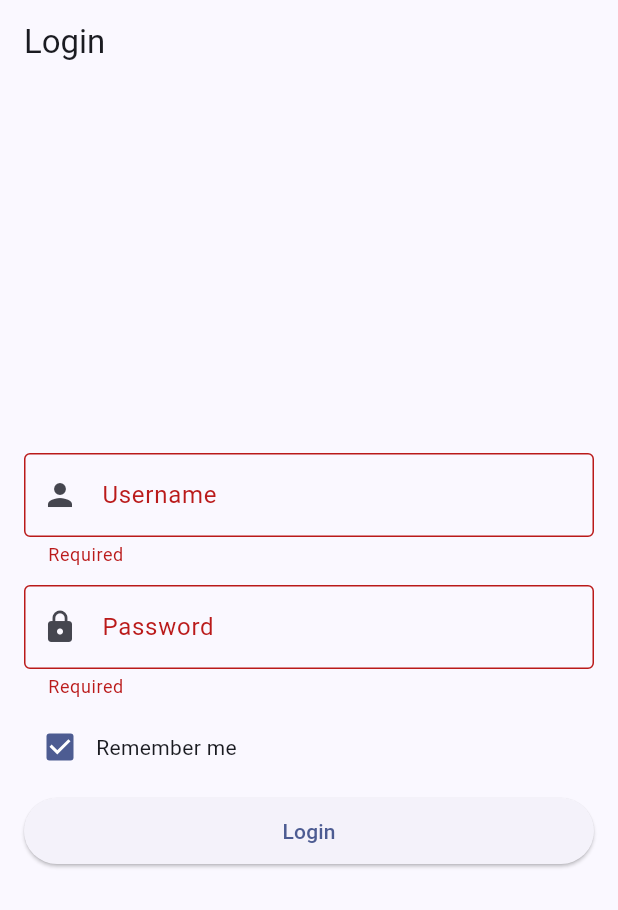
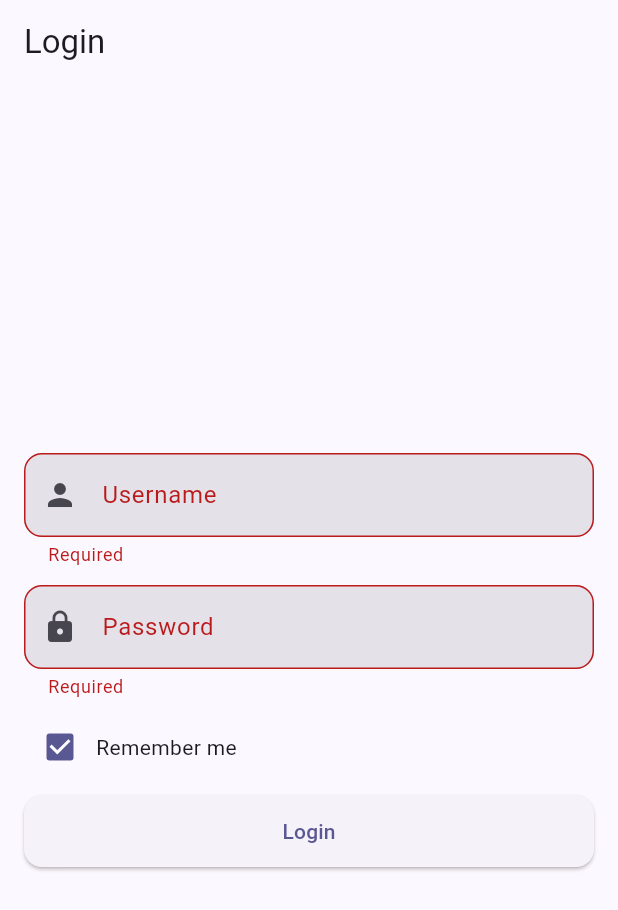
Before and after one commit to saadyousafmalhi/flutter, a Flutter app: the screen it shows after launch, after a tap on "Login", on a phone screen of 412 x 824 dp. Shown: the top 910 px of the screen. Run offline on Flutter 3.47's test engine with Material 3 defaults, Android fonts, the phone set to English and light mode, and no system bars; our stand-ins replace shared_preferences; network calls fail.

Commit message:
ch17: Material 3 theming + ThemeProvider (light/dark/system) + widget polish

```diff
--- a/lib/app/app_theme.dart
+++ b/lib/app/app_theme.dart
@@ -1,10 +1,40 @@
 import 'package:flutter/material.dart';
 
-ThemeData appTheme() => ThemeData(
-  useMaterial3: true,
-  colorScheme: ColorScheme.fromSeed(seedColor: const Color(0xFF3366FF)),
-  inputDecorationTheme: const InputDecorationTheme(border: OutlineInputBorder()),
-  elevatedButtonTheme: ElevatedButtonThemeData(
-    style: ElevatedButton.styleFrom(minimumSize: const Size.fromHeight(44)),
-  ),
-);
+ThemeData _baseTheme(Color seed, Brightness brightness) {
+  final scheme = ColorScheme.fromSeed(seedColor: seed, brightness: brightness);
+
+  return ThemeData(
+    useMaterial3: true,
+    colorScheme: scheme,
+    appBarTheme: AppBarTheme(
+      backgroundColor: scheme.surface,
+      foregroundColor: scheme.onSurface,
+      elevation: 0,
+    ),
+    inputDecorationTheme: InputDecorationTheme(
+      border: OutlineInputBorder(borderRadius: BorderRadius.circular(12)),
+      focusedBorder: OutlineInputBorder(
+        borderSide: BorderSide(color: scheme.primary, width: 2),
+        borderRadius: BorderRadius.circular(12),
+      ),
+      filled: true,
+      fillColor: scheme.surfaceContainerHighest,
+    ),
+    elevatedButtonTheme: ElevatedButtonThemeData(
+      style: ElevatedButton.styleFrom(
+        minimumSize: const Size.fromHeight(48),
+        shape: RoundedRectangleBorder(borderRadius: BorderRadius.circular(12)),
+      ),
+    ),
+    cardTheme: CardThemeData(
+      elevation: 0,
+      color: scheme.surface,
+      shape: RoundedRectangleBorder(borderRadius: BorderRadius.circular(16)),
+    ),
+  );
+}
+
+ThemeData appTheme({Color seed = const Color(0xFF4F46E5)}) =>
+    _baseTheme(seed, Brightness.light);
+ThemeData appDarkTheme({Color seed = const Color(0xFF4F46E5)}) =>
+    _baseTheme(seed, Brightness.dark);
--- a/lib/app/navigation/tabs.dart
+++ b/lib/app/navigation/tabs.dart
@@ -2,7 +2,11 @@
 import 'package:flutter/material.dart';
 import 'package:provider/provider.dart';
 
+// Providers
 import '../../providers/auth_provider.dart';
+import '../../providers/theme_provider.dart';
+
+// Screens
 import '../../screens/dashboard_screen.dart';
 import '../../screens/post_list_screen.dart';
 import '../../screens/user_list_screen.dart';
@@ -49,6 +53,20 @@ class _HomeTabsState extends State<HomeTabs> {
         appBar: AppBar(
           title: Text('Home${userId != null ? " — $userId" : ""}'),
           actions: [
+            PopupMenuButton<String>(
+              tooltip: 'Theme',
+              onSelected: (v) {
+                final tp = context.read<ThemeProvider>();
+                if (v == 'light') tp.set(ThemeMode.light);
+                if (v == 'dark') tp.set(ThemeMode.dark);
+                if (v == 'system') tp.set(ThemeMode.system);
+              },
+              itemBuilder: (_) => const [
+                PopupMenuItem(value: 'light', child: Text('Light')),
+                PopupMenuItem(value: 'dark', child: Text('Dark')),
+                PopupMenuItem(value: 'system', child: Text('System (auto)')),
+              ],
+            ),
             IconButton(
               tooltip: 'Logout',
               icon: const Icon(Icons.logout),
--- a/lib/main.dart
+++ b/lib/main.dart
@@ -5,6 +5,7 @@ import 'app/app_theme.dart';
 import 'app/root_gate.dart'; // <-- decides LoginScreen vs HomeTabs
 
 // Providers
+import 'providers/theme_provider.dart';
 import 'providers/auth_provider.dart';
 import 'providers/post_provider.dart';
 import 'providers/user_provider.dart';
@@ -26,16 +27,22 @@ class AppRoot extends StatelessWidget {
   Widget build(BuildContext context) {
     return MultiProvider(
       providers: [
+        ChangeNotifierProvider(create: (_) => ThemeProvider()..load()),
         ChangeNotifierProvider(
           create: (_) => AuthProvider(AuthServiceFake()),
         ), // or AuthServiceHttp()
         ChangeNotifierProvider(create: (_) => PostProvider(PostServiceHttp())),
         ChangeNotifierProvider(create: (_) => UserProvider(UserServiceHttp())),
       ],
-      child: MaterialApp(
-        title: 'Interview App',
-        theme: appTheme(),
-        home: const RootGate(), // <-- not HomeTabs directly anymore
+      child: Consumer<ThemeProvider>(
+        builder: (_, theme, __) => MaterialApp(
+          title: 'Interview App',
+          debugShowCheckedModeBanner: false,
+          theme: appTheme(),
+          darkTheme: appDarkTheme(),
+          themeMode: theme.mode,
+          home: const RootGate(),
+        ),
       ),
     );
   }
--- /dev/null
+++ b/lib/providers/theme_provider.dart
@@ -0,0 +1,29 @@
+import 'package:flutter/material.dart';
+import 'package:shared_preferences/shared_preferences.dart';
+
+class ThemeProvider extends ChangeNotifier {
+  ThemeMode _mode = ThemeMode.system;
+  ThemeMode get mode => _mode;
+
+  Future<void> load() async {
+    final p = await SharedPreferences.getInstance();
+    final s = p.getString('themeMode');
+    _mode = switch (s) {
+      'light' => ThemeMode.light,
+      'dark' => ThemeMode.dark,
+      _ => ThemeMode.system,
+    };
+    notifyListeners();
+  }
+
+  Future<void> set(ThemeMode mode) async {
+    _mode = mode;
+    notifyListeners();
+    final p = await SharedPreferences.getInstance();
+    await p.setString('themeMode', switch (mode) {
+      ThemeMode.light => 'light',
+      ThemeMode.dark => 'dark',
+      _ => 'system',
+    });
+  }
+}
```
Also changed, not shown: 6 other files.
